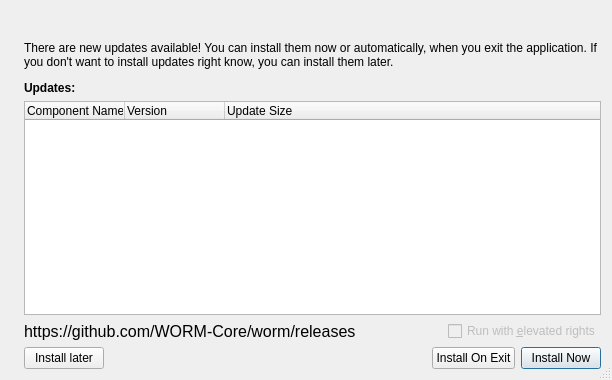
Qt form src/worm-installer/src/forms/updateinfodialog.ui (WalletBuilding/WORM) before a commit.
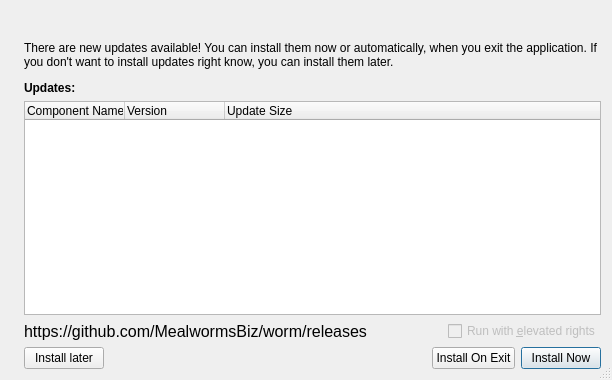
The same form after that commit.

Patch:
```diff
--- a/src/worm-installer/src/forms/updateinfodialog.ui
+++ b/src/worm-installer/src/forms/updateinfodialog.ui
@@ -124,7 +124,7 @@
           </font>
          </property>
          <property name="text">
-          <string>https://github.com/WORM-Core/worm/releases</string>
+          <string>https://github.com/MealwormsBiz/worm/releases</string>
          </property>
         </widget>
        </item>
```
